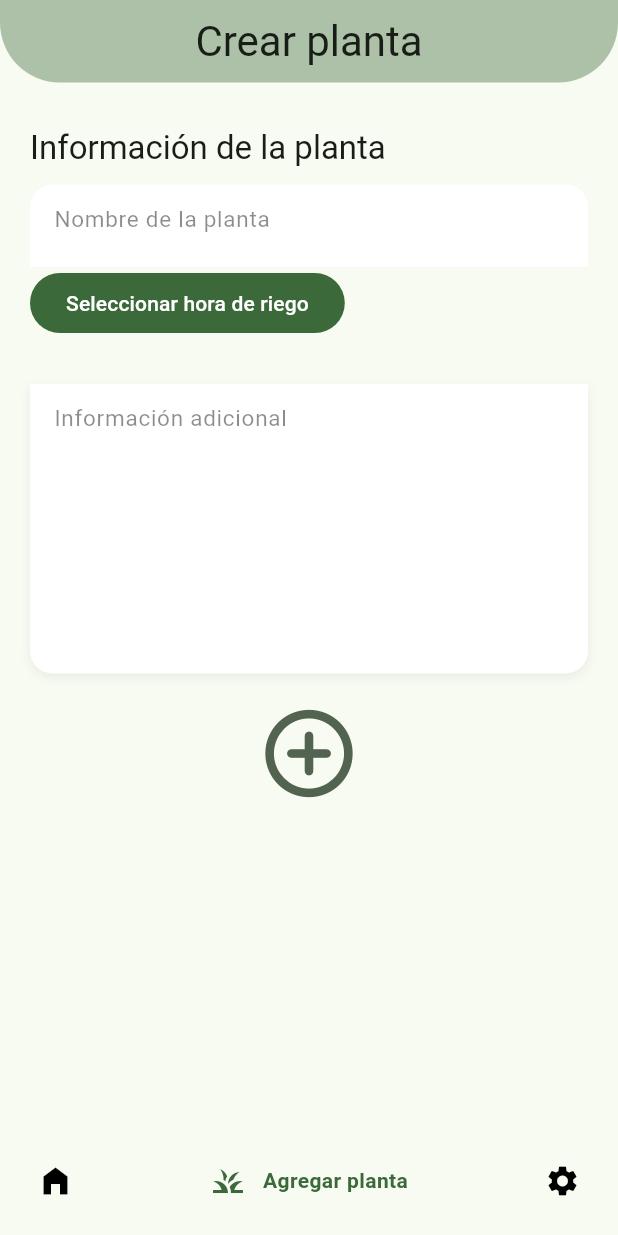
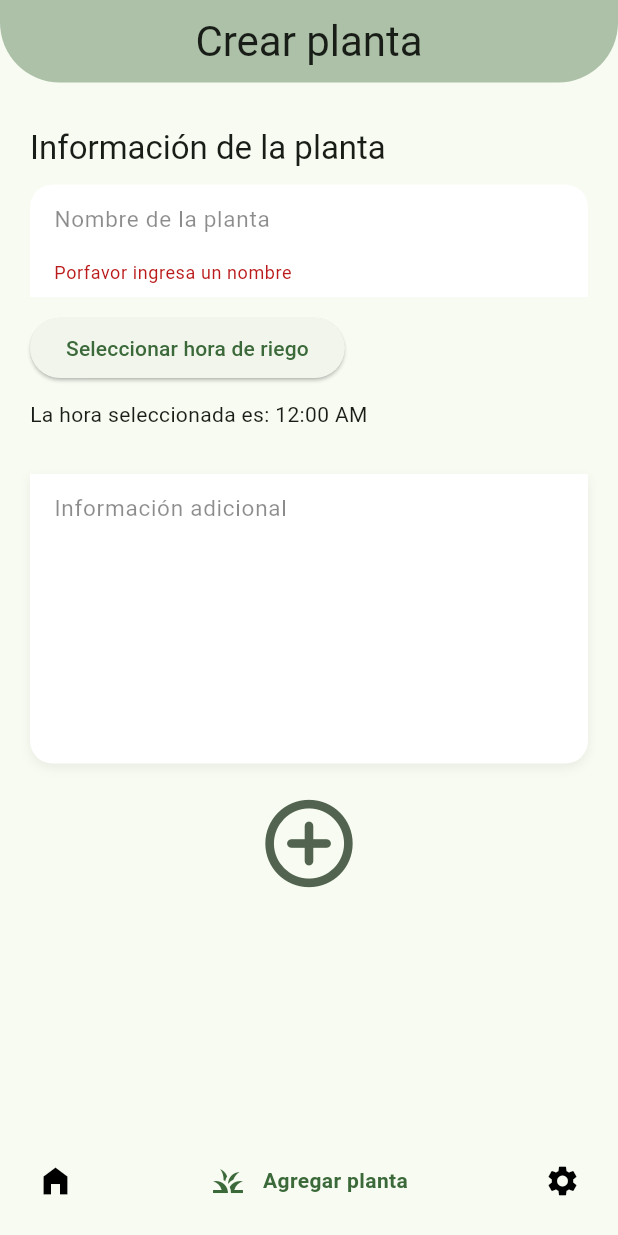
Before and after one commit to Brunox117/plantify_flutter, a Flutter app: the screen it shows after launch, item 2 of the bottom bar chosen, after a tap on the "add circle outline" icon, on a phone screen of 412 x 824 dp. Run offline on Flutter 3.47's test engine with Material 2 defaults, Android fonts, the phone set to English and light mode, and no system bars; drawn by our look-alikes of google_nav_bar; our stand-ins replace flutter_colorpicker, flutter_riverpod, formz, go_router, riverpod_annotation; generated files the repository leaves out were written again.

Commit message:
Ya se crean plantas con el formulario

```diff
--- a/lib/domain/entities/plant.dart
+++ b/lib/domain/entities/plant.dart
@@ -2,7 +2,7 @@ import 'package:flutter/material.dart';
 
 class Plant {
   String plantName;
-  HourFormat waterHour;
+  TimeOfDay waterHour;
   String? description;
   Plant({
     required this.plantName,
--- /dev/null
+++ b/lib/presentation/providers/forms/create_plant_provider.dart
@@ -0,0 +1,86 @@
+import 'package:flutter/material.dart';
+import 'package:flutter_riverpod/flutter_riverpod.dart';
+import 'package:formz/formz.dart';
+import 'package:plantify/domain/entities/plant.dart';
+
+import '../../../infrastructure/inputs/plant_inputs.dart';
+
+final createPlantProvider = StateNotifierProvider<CreatePlantNotifier, CreatePlantState>(
+  (ref) => CreatePlantNotifier(),
+);
+
+class CreatePlantNotifier extends StateNotifier<CreatePlantState> {
+  CreatePlantNotifier() : super(const CreatePlantState());
+
+  void onPlantNameChanged(String value) {
+    state = state.copyWith(
+      plantName: PlantName.dirty(value),
+    );
+  }
+
+  void onWaterHourChanged(TimeOfDay value) {
+    state = state.copyWith(
+      waterHour: WaterHour.dirty(value),
+    );
+  }
+
+  void onDescriptionChanged(String value) {
+    state = state.copyWith(
+      description: value,
+    );
+  }
+
+  void _touchAllFields() {
+    state = state.copyWith(
+      isFormValid: Formz.validate(
+        [
+          PlantName.dirty(state.plantName.value),
+          WaterHour.dirty(state.waterHour.value),
+        ]
+      ),
+    );
+  }
+
+  Future<bool> onSubmit() async {
+    _touchAllFields();
+    await Future.delayed(const Duration(seconds: 1));
+    if(!state.isFormValid) return false;
+    final Plant plant = Plant(
+      plantName: state.plantName.value,
+      waterHour: state.waterHour.value,
+      description: state.description,
+    );
+    print(plant.plantName);
+    print(plant.waterHour);
+    print(plant.description);
+    return true;
+    }
+}
+
+class CreatePlantState {
+  final PlantName plantName;
+  final WaterHour waterHour;
+  final String description;
+  final bool isFormValid;
+
+  const CreatePlantState({
+    this.plantName = const PlantName.pure(),
+    this.waterHour = const WaterHour.pure(),
+    this.description = '',
+    this.isFormValid = false,
+  });
+
+  CreatePlantState copyWith({
+    PlantName? plantName,
+    WaterHour? waterHour,
+    String? description,
+    bool? isFormValid,
+  }) {
+    return CreatePlantState(
+      plantName: plantName ?? this.plantName,
+      waterHour: waterHour ?? this.waterHour,
+      description: description ?? this.description,
+      isFormValid: isFormValid ?? this.isFormValid,
+    );
+  }
+}
--- a/lib/presentation/providers/providers.dart
+++ b/lib/presentation/providers/providers.dart
@@ -1 +1,2 @@
 export './config/theme_provider.dart';
+export './forms/create_plant_provider.dart';
--- a/lib/presentation/views/home_views/create_plant_view.dart
+++ b/lib/presentation/views/home_views/create_plant_view.dart
@@ -1,5 +1,6 @@
 import 'package:flutter/material.dart';
 import 'package:flutter_riverpod/flutter_riverpod.dart';
+import 'package:plantify/presentation/providers/providers.dart';
 import 'package:plantify/presentation/widgets/widgets.dart';
 
 class CreatePlantView extends StatelessWidget {
@@ -20,7 +21,7 @@ class _PlantForm extends ConsumerWidget {
 
   @override
   Widget build(BuildContext context, WidgetRef ref) {
-    // final isDarkMode = ref.watch(darkModeProvider);
+    final plantForm = ref.watch(createPlantProvider);
     final colors = Theme.of(context).colorScheme;
     final textStyles = Theme.of(context).textTheme;
     return ListView(children: [
@@ -39,18 +40,17 @@ class _PlantForm extends ConsumerWidget {
             const SizedBox(
               height: 10,
             ),
-            const CustomFormField(
+            CustomFormField(
                 isTopField: true,
                 hint: 'Nombre de la planta',
-                hintStyle: TextStyle(
+                onChanged: (value) => ref.read(createPlantProvider.notifier).onPlantNameChanged(value),
+                errorMessage: plantForm.plantName.errorMessage,
+                hintStyle: const TextStyle(
                   color: Colors.black45,
                 )),
+            const SizedBox(height: 10,),
             //Create a buttom that displays a timepicker
-            FilledButton.tonal(
-            style: ButtonStyle(
-              backgroundColor: MaterialStateProperty.all(colors.primary),
-              foregroundColor: MaterialStateProperty.all(colors.onPrimary),
-            ),
+            ElevatedButton(
             onPressed: () async {
               // Despliega el timePicker
               final selectedHour = await showTimePicker(
@@ -59,23 +59,28 @@ class _PlantForm extends ConsumerWidget {
                 helpText: 'Selecciona una hora',
                 cancelText: 'Cancelar',
               );
-              //! AQUI YA DEBERIAMOS TENER LA HORA SELECCIONADA
+              ref.read(createPlantProvider.notifier).onWaterHourChanged(selectedHour!);
             },
             child: const Text('Seleccionar hora de riego'),
           ),
+          const SizedBox(height: 10,),
+          Text('La hora seleccionada es: ${plantForm.waterHour.value.format(context)}'),
             const SizedBox(
               height: 30,
             ),
-            const CustomFormField(
+            CustomFormField(
               hint: 'Información adicional',
               isBottomField: true,
               maxLines: 7,
-              hintStyle: TextStyle(color: Colors.black45),
+              hintStyle: const TextStyle(color: Colors.black45),
+              onChanged: (value) => ref.read(createPlantProvider.notifier).onDescriptionChanged(value),
             ),
             const SizedBox(height: 10,),
             Center(
               child: IconButton(
-                  onPressed: () {}, icon: Icon(Icons.add_circle_outline_rounded, size: 70, color: colors.secondary,)),
+                  onPressed: () {
+                    ref.read(createPlantProvider.notifier).onSubmit();
+                  }, icon: Icon(Icons.add_circle_outline_rounded, size: 70, color: colors.secondary,)),
             ),
           ],
         ),
```
Also changed, not shown: lib/infrastructure/inputs/plant_inputs.dart (+9 -6 lines).
